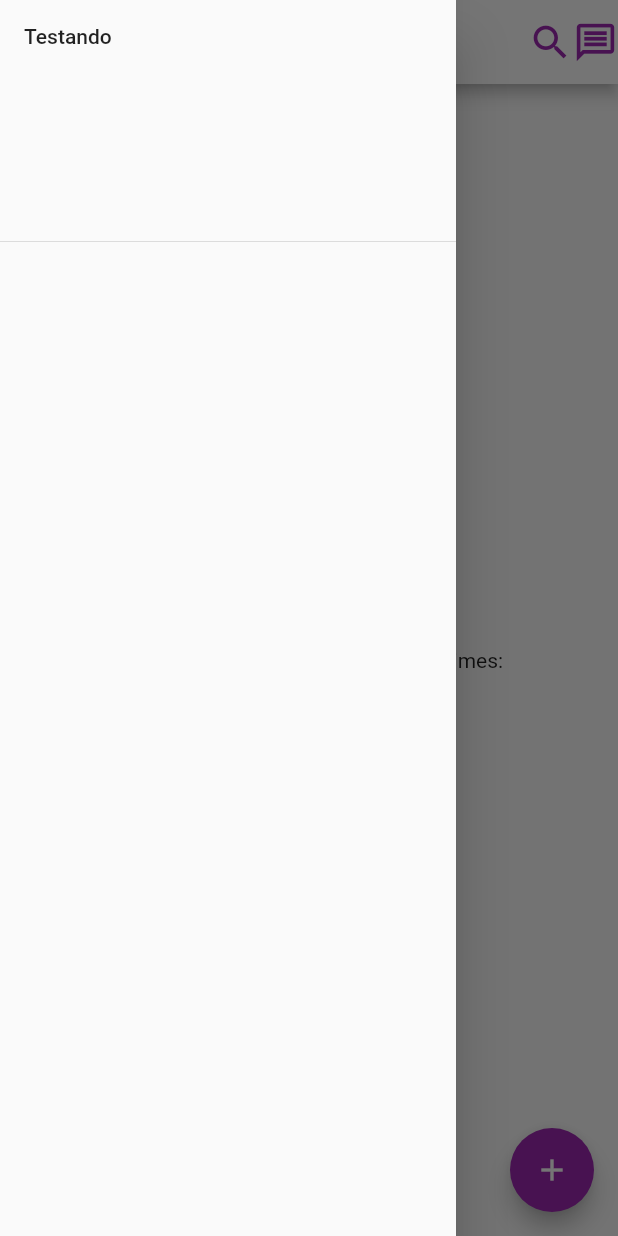
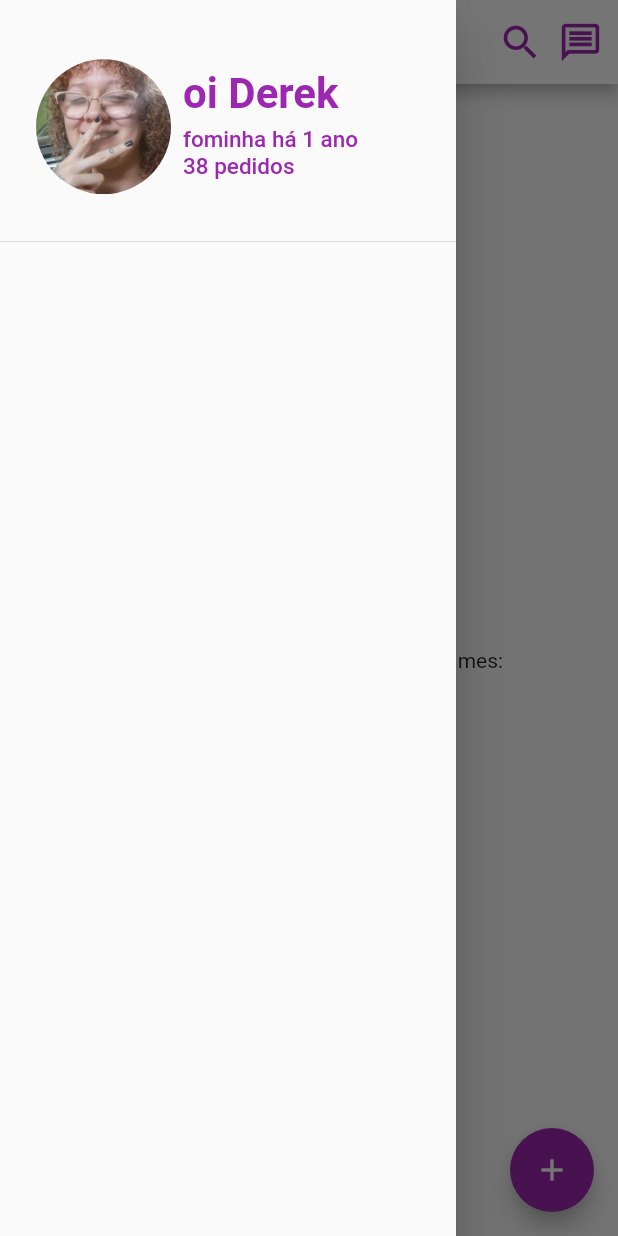
Before and after one commit to derek-alves/Flutter, a Flutter app: the screen it shows after launch, with the side drawer open, on a phone screen of 412 x 824 dp. Run offline on Flutter 3.47's test engine with Material 2 defaults, Android fonts, the light colour scheme and no system bars.

Commit message:
AppBar and header Drawer done

```diff
--- /dev/null
+++ b/clone_aiqfome/lib/components/drawer.dart
@@ -0,0 +1,77 @@
+import 'package:flutter/material.dart';
+
+class MainDrawer extends StatelessWidget {
+  @override
+  Widget build(BuildContext context) {
+    return Drawer(
+      child: ListView(
+        children: [
+          Container(
+            child: DrawerHeader(
+              child: Row(
+                mainAxisAlignment: MainAxisAlignment.start,
+                crossAxisAlignment: CrossAxisAlignment.center,
+                children: [
+                  Container(
+                    height: 90,
+                    width: 90,
+                    margin: EdgeInsets.all(8),
+                    decoration: BoxDecoration(
+                      borderRadius: BorderRadius.circular(50),
+                      image: const DecorationImage(
+                        image: AssetImage(
+                          'assets/images/img.jpg',
+                        ),
+                        fit: BoxFit.cover,
+                      ),
+                    ),
+                    child: ClipOval(
+                      child: FlatButton(
+                        onPressed: () {
+                          Scaffold.of(context).openDrawer();
+                        },
+                        child: null,
+                      ),
+                    ),
+                  ),
+                  Container(
+                    margin: EdgeInsets.fromLTRB(0, 30, 0, 0),
+                    child: Column(
+                      crossAxisAlignment: CrossAxisAlignment.start,
+                      children: [
+                        Padding(
+                          padding: const EdgeInsets.fromLTRB(0, 0, 0, 5),
+                          child: Text(
+                            'oi Derek',
+                            style: TextStyle(
+                                fontSize: 28,
+                                color: Theme.of(context).accentColor,
+                                fontWeight: FontWeight.bold),
+                          ),
+                        ),
+                        Text(
+                          'fominha há 1 ano',
+                          style: TextStyle(
+                            fontSize: 15,
+                            color: Theme.of(context).accentColor,
+                          ),
+                        ),
+                        Text(
+                          '38 pedidos',
+                          style: TextStyle(
+                            fontSize: 15,
+                            color: Theme.of(context).accentColor,
+                          ),
+                        ),
+                      ],
+                    ),
+                  )
+                ],
+              ),
+            ),
+          ),
+        ],
+      ),
+    );
+  }
+}
--- a/clone_aiqfome/lib/main.dart
+++ b/clone_aiqfome/lib/main.dart
@@ -1,3 +1,4 @@
+import 'package:clone_aiqfome/components/drawer.dart';
 import 'package:flutter/material.dart';
 
 void main() {
@@ -40,8 +41,8 @@ class MyHomePage extends StatelessWidget {
   Widget build(BuildContext context) {
     return Scaffold(
       appBar: AppBar(
-        leadingWidth: 60,
-        titleSpacing: 0,
+        leadingWidth: 65,
+        titleSpacing: 5,
         leading: Builder(
           builder: (BuildContext context) {
             return Align(
@@ -89,7 +90,9 @@ class MyHomePage extends StatelessWidget {
               color: Theme.of(context).accentColor,
             ),
           ),
-          GestureDetector(
+          Container(
+            padding: EdgeInsets.all(10),
+            child: GestureDetector(
               onTap: () {},
               child: Icon(
                 Icons.message_outlined,
@@ -97,18 +100,11 @@ class MyHomePage extends StatelessWidget {
                 color: Theme.of(context).accentColor,
               ),
             ),
+          )
         ],
       ),
 
-      drawer: Drawer(
-        child: ListView(
-          children: [
-            Container(
-              child: DrawerHeader(child: Text('Testando')),
-            ),
-          ],
-        ),
-      ),
+      drawer: MainDrawer(),
       body: Center(
         child: Column(
           mainAxisAlignment: MainAxisAlignment.center,
```
Lines whose indentation alone changed are shown as unchanged.
